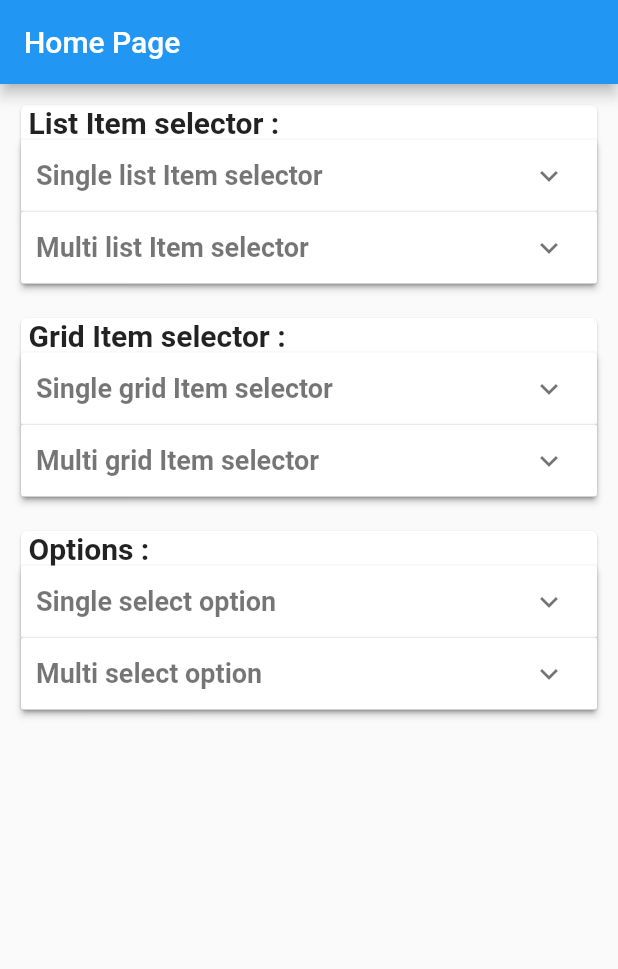
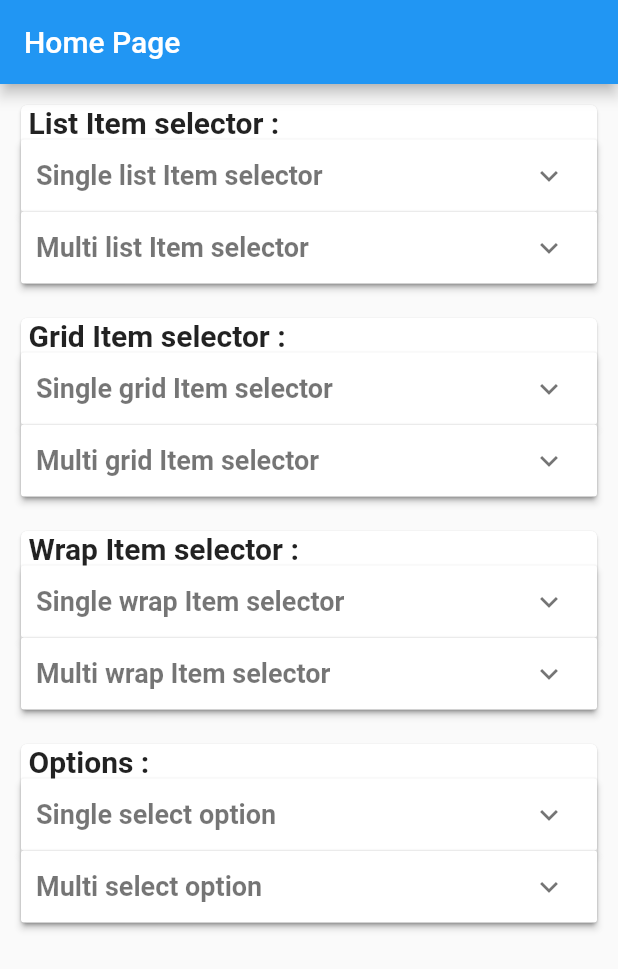
Before and after one commit to SinaSys/items_selector, a Flutter app: the screen it shows after launch, on a phone screen of 412 x 824 dp. Shown: the top 969 px of the screen. Run offline on Flutter 3.47's test engine with Material 3 defaults, Android fonts, the phone set to English and light mode, and no system bars.

Commit message:
Add wrap selector widget examples

```diff
--- a/example/lib/main.dart
+++ b/example/lib/main.dart
@@ -10,11 +10,21 @@ import 'grid_item_selector/multi_item_selector/grid_multi_enum_example.dart';
 import 'grid_item_selector/multi_item_selector/grid_multi_double_example.dart';
 import 'grid_item_selector/multi_item_selector/grid_multi_object_example.dart';
 import 'grid_item_selector/multi_item_selector/grid_multi_string_example.dart';
+import 'package:example/wrap_item_selector/multi_wrap_selector/wrap_multi_int_example.dart';
 import 'package:example/grid_item_selector/multi_item_selector/grid_multi_int_example.dart';
+import 'package:example/wrap_item_selector/multi_wrap_selector/wrap_multi_enum_example.dart';
+import 'package:example/wrap_item_selector/single_wrap_selector/wrap_single_int_example.dart';
 import 'package:example/grid_item_selector/single_item_selector/grid_single_int_example.dart';
+import 'package:example/list_item_selector/single_item_selector/list_single_int_example.dart';
+import 'package:example/wrap_item_selector/multi_wrap_selector/wrap_multi_double_example.dart';
+import 'package:example/wrap_item_selector/single_wrap_selector/wrap_single_enum_example.dart';
 import 'package:example/grid_item_selector/single_item_selector/grid_single_enum_example.dart';
-import 'package:example/list_item_selector/single_item_selector/list_single_int_example.dart';
+import 'package:example/wrap_item_selector/multi_wrap_selector/wrap_multi_object_example.dart';
 import 'package:example/list_item_selector/single_item_selector/list_single_enum_example.dart';
+import 'package:example/wrap_item_selector/multi_wrap_selector/wrap_multi_string_example.dart';
+import 'package:example/wrap_item_selector/single_wrap_selector/wrap_single_double_example.dart';
+import 'package:example/wrap_item_selector/single_wrap_selector/wrap_single_object_example.dart';
+import 'package:example/wrap_item_selector/single_wrap_selector/wrap_single_string_example.dart';
 import 'package:example/grid_item_selector/single_item_selector/grid_single_double_example.dart';
 import 'package:example/grid_item_selector/single_item_selector/grid_single_object_example.dart';
 import 'package:example/grid_item_selector/single_item_selector/grid_single_string_example.dart';
@@ -44,6 +54,20 @@ import 'package:example/list_item_selector/single_item_selector/list_single_stri
 /// String => https://github.com/SinaSys/items_selector/blob/master/example/lib/grid_item_selector/single_item_selector/grid_single_string_example.dart
 /// Enum => https://github.com/SinaSys/items_selector/blob/master/example/lib/grid_item_selector/single_item_selector/grid_single_enum_example.dart
 /// Object => https://github.com/SinaSys/items_selector/blob/master/example/lib/grid_item_selector/single_item_selector/grid_single_object_example.dart
+
+/// ================ SingleWrapItemSelector ================
+/// Int => https://github.com/SinaSys/items_selector/blob/master/example/lib/wrap_item_selector/single_wrap_selector/wrap_single_int_example.dart
+/// Double => https://github.com/SinaSys/items_selector/blob/master/example/lib/wrap_item_selector/single_wrap_selector/wrap_single_double_example.dart
+/// String => https://github.com/SinaSys/items_selector/blob/master/example/lib/wrap_item_selector/single_wrap_selector/wrap_single_string_example.dart
+/// Enum => https://github.com/SinaSys/items_selector/blob/master/example/lib/wrap_item_selector/single_wrap_selector/wrap_single_enum_example.dart
+/// Object => https://github.com/SinaSys/items_selector/blob/master/example/lib/wrap_item_selector/single_wrap_selector/wrap_single_object_example.dart
+
+/// ================ MultiWrapItemSelector ================
+/// Int => https://github.com/SinaSys/items_selector/blob/master/example/lib/wrap_item_selector/single_wrap_selector/wrap_single_int_example.dart
+/// Double => https://github.com/SinaSys/items_selector/blob/master/example/lib/wrap_item_selector/single_wrap_selector/wrap_single_double_example.dart
+/// String => https://github.com/SinaSys/items_selector/blob/master/example/lib/wrap_item_selector/single_wrap_selector/wrap_single_string_example.dart
+/// Enum => https://github.com/SinaSys/items_selector/blob/master/example/lib/wrap_item_selector/single_wrap_selector/wrap_single_enum_example.dart
+/// Object => https://github.com/SinaSys/items_selector/blob/master/example/lib/wrap_item_selector/single_wrap_selector/wrap_single_object_example.dart
 
 /// ================ MultiGridItemSelector ================
 /// Int => https://github.com/SinaSys/items_selector/blob/master/example/lib/grid_item_selector/multi_item_selector/grid_multi_int_example.dart
@@ -80,6 +104,8 @@ enum SelectionMode {
   multiList,
   singleGrid,
   multiGrid,
+  singleWrap,
+  multiWrap,
   singleOption,
   multiOption,
 }
@@ -97,6 +123,8 @@ class _HomePageState extends State<HomePage> {
     SelectionMode.multiList: false,
     SelectionMode.singleGrid: false,
     SelectionMode.multiGrid: false,
+    SelectionMode.singleWrap: false,
+    SelectionMode.multiWrap: false,
     SelectionMode.singleOption: false,
     SelectionMode.multiOption: false,
   };
@@ -137,6 +165,22 @@ class _HomePageState extends State<HomePage> {
       "object": GridMultiObjectExample(),
     };
 
+    Map<String, Widget> singleWrapRoutes = {
+      "int": WrapSingleIntExample(),
+      "double": WrapSingleDoubleExample(),
+      "string": WrapSingleStringExample(),
+      "enum": WrapSingleEnumExample(),
+      "object": WrapSingleObjectExample(),
+    };
+
+    Map<String, Widget> multiWrapRoutes = {
+      "int": WrapMultiIntExample(),
+      "double": WrapMultiDoubleExample(),
+      "string": WrapMultiStringExample(),
+      "enum": WrapMultiEnumExample(),
+      "object": WrapMultiObjectExample(),
+    };
+
     Map<String, Widget> singleOptionRoutes = {
       "SingleSelectOption": SingleOptionsExample(),
     };
@@ -149,6 +193,8 @@ class _HomePageState extends State<HomePage> {
       SelectionMode.singleList => singleListRoutes,
       SelectionMode.multiList => multiListRoutes,
       SelectionMode.singleGrid => singleGridRoutes,
+      SelectionMode.singleWrap => singleWrapRoutes,
+      SelectionMode.multiWrap => multiWrapRoutes,
       SelectionMode.singleOption => singleOptionRoutes,
       SelectionMode.multiOption => multiOptionRoutes,
       _ => multiGridRoutes,
@@ -299,6 +345,32 @@ class _HomePageState extends State<HomePage> {
                   Padding(
                     padding: const EdgeInsets.symmetric(horizontal: 5),
                     child: Text(
+                      "Wrap Item selector : ",
+                      style: TextStyle(
+                        fontWeight: FontWeight.bold,
+                        fontSize: 20,
+                      ),
+                    ),
+                  ),
+                  expansionPanelList(
+                    "Single wrap Item selector",
+                    selectionMode: SelectionMode.singleWrap,
+                  ),
+                  expansionPanelList(
+                    "Multi wrap Item selector",
+                    selectionMode: SelectionMode.multiWrap,
+                  ),
+                ],
+              ),
+            ),
+            SizedBox(height: 15),
+            Card(
+              child: Column(
+                crossAxisAlignment: CrossAxisAlignment.start,
+                children: [
+                  Padding(
+                    padding: const EdgeInsets.symmetric(horizontal: 5),
+                    child: Text(
                       "Options : ",
                       style: TextStyle(
                         fontWeight: FontWeight.bold,
```
